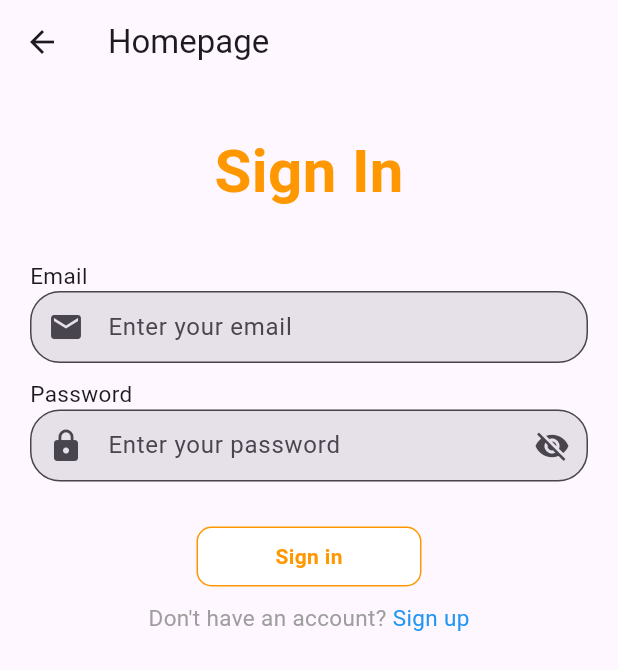
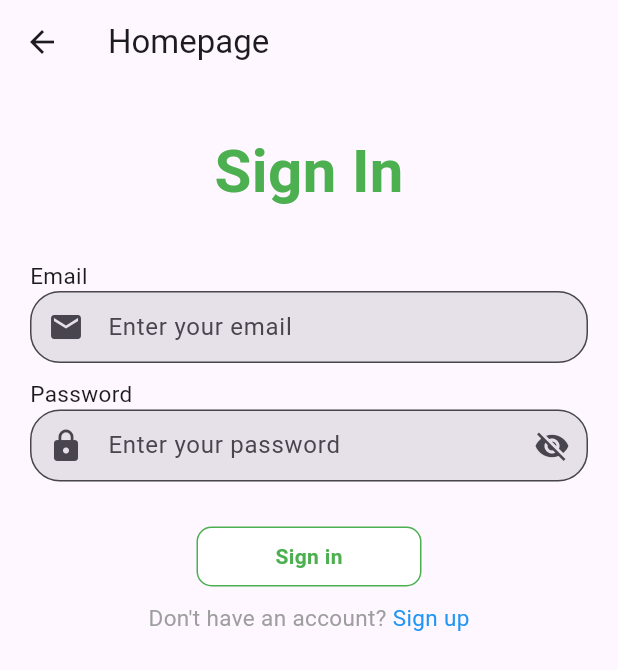
Before and after one commit to LesterLien/Google-AI-Hackathon-Project, a Flutter app: the screen it shows after launch, after a tap on "Login", on a phone screen of 412 x 824 dp. Shown: the top 670 px of the screen. Run offline on Flutter 3.47's test engine with Material 3 defaults, Android fonts, the phone set to English and light mode, and no system bars; our stand-ins replace cloud_firestore, firebase_auth, firebase_core, shared_preferences; accounts and stored records are empty.

Commit message:
homepage change

```diff
--- a/lib/login.dart
+++ b/lib/login.dart
@@ -48,7 +48,7 @@ class LoginState extends State<Login> {
                 style: TextStyle(
                     fontSize: 40,
                     fontWeight: FontWeight.bold,
-                    color: Colors.orange),
+                    color: Colors.green),
               ),
               SizedBox(height: 30),
               Row(
@@ -117,7 +117,7 @@ class LoginState extends State<Login> {
                   decoration: BoxDecoration(
                     color: Colors.white,
                     borderRadius: BorderRadius.circular(10),
-                    border: Border.all(color: Colors.orange),
+                    border: Border.all(color: Colors.green),
                   ),
                   child: Center(
                     child: isSigning
@@ -125,7 +125,7 @@ class LoginState extends State<Login> {
                         : Text(
                             "Sign in",
                             style: TextStyle(
-                              color: Colors.orange,
+                              color: Colors.green,
                               fontWeight: FontWeight.bold,
                             ),
                           ),
--- a/lib/main.dart
+++ b/lib/main.dart
@@ -39,76 +39,117 @@ class HomePage extends StatelessWidget {
   @override
   Widget build(BuildContext context) {
     return Scaffold(
-      appBar: AppBar(
-        automaticallyImplyLeading: false,
-        title: const Text(
+      body: Padding(
+        padding: const EdgeInsets.symmetric(horizontal: 20.0),
+        child: Column(
+          crossAxisAlignment: CrossAxisAlignment.start,
+          children: [
+            SizedBox(height: 20),
+            Container(
+              padding: const EdgeInsets.all(8),
+              decoration: BoxDecoration(
+                color: Color.fromARGB(255, 154, 164, 59),
+                borderRadius: BorderRadius.circular(10),
+              ),
+              child: Column(
+                crossAxisAlignment: CrossAxisAlignment.center,
+                children: [
+                  const Text(
                     'Conscious Cart',
                     style: TextStyle(
                       fontFamily: 'Pacifico',
                       fontSize: 45,
                       fontWeight: FontWeight.bold,
-            color: Colors.black,
+                      color: Color.fromARGB(207, 0, 0, 0),
                     ),
                   ),
-        centerTitle: true,
-      ),
-      body: Column(
-        mainAxisAlignment: MainAxisAlignment.start,
-        crossAxisAlignment: CrossAxisAlignment.center,
-        children: [
                   const SizedBox(height: 10),
                   const Text(
                     '"Every product holds a story. Let your purchases tell tales of compassion, sustainability, and ethical values."',
                     textAlign: TextAlign.center,
                     style: TextStyle(
                       fontStyle: FontStyle.italic,
-              fontSize: 12,
+                      fontSize: 15,
+                      color: Colors.black,
                     ),
                   ),
-          const SizedBox(height: 20),
+                ],
+              ),
+            ),
+            SizedBox(height: 10),
+            Row(
+              children: [
+                Expanded(
+                  child: Container(
+                    padding: const EdgeInsets.all(7),
+                    decoration: BoxDecoration(
+                      color: Color.fromARGB(255, 154, 164, 59),
+                      borderRadius: BorderRadius.circular(10),
+                    ),
+                    child: Column(
+                      crossAxisAlignment: CrossAxisAlignment.start,
+                      children: [
                         ElevatedButton(
                           onPressed: () => Navigator.push(
                             context,
                             MaterialPageRoute(builder: (context) => const Login()),
                           ),
-            child: const Text('Login'),
+                          child: const Text('Login', style: TextStyle(color: Colors.black),),
+                          style: ButtonStyle(
+                            backgroundColor: MaterialStateProperty.all<Color>(Color.fromARGB(255, 135, 178, 166)),
                           ),
-                    const SizedBox(height:10),
-
+                        ),
+                        const SizedBox(height: 10),
                         ElevatedButton(
                           onPressed: () => Navigator.push(
                             context,
                             MaterialPageRoute(builder: (context) => const FavoritesUser()),
                           ),
-            child: const Text('Favorite'),
+                          child: const Text('Favorite', style: TextStyle(color: Colors.black),),
+                          style: ButtonStyle(
+                            backgroundColor: MaterialStateProperty.all<Color>(Color.fromARGB(255, 135, 178, 166)),
                           ),
-          const SizedBox(height: 50),
-          const Image(
-            image: AssetImage('images/logo.png'),
-
-            fit: BoxFit.cover,
-            width: 200,
-            height: 200,
                         ),
-          const SizedBox(height: 20),
+                        const SizedBox(height: 10),
                         ElevatedButton(
                           onPressed: () => Navigator.push(
                             context,
                             MaterialPageRoute(builder: (context) => const InstructionPage()),
                           ),
-            child: const Text('Instruction'),
+                          child: const Text('Instruction', style: TextStyle(color: Colors.black),),
+                          style: ButtonStyle(
+                            backgroundColor: MaterialStateProperty.all<Color>(Color.fromARGB(255, 135, 178, 166)),
                           ),
-          const SizedBox(height: 20),
-          const SizedBox(height: 20),
-          ElevatedButton(
+                        ),
+                      ],
+                    ),
+                  ),
+                ),
+                SizedBox(width: 20),
+                Image(
+                  image: AssetImage('images/logo.png'),
+                  fit: BoxFit.cover,
+                  width: 200,
+                  height: 200,
+                ),
+              ],
+            ),
+            const SizedBox(height: 100),
+            Center( // Center the button horizontally
+              child: ElevatedButton(
                 onPressed: () => Navigator.push(
                   context,
                   MaterialPageRoute(builder: (context) => const SearchPage()),
                 ),
-            child: const Text('Start being Conscious about your Cart!'),
+                child: const Text('Be Cart-Conscious!', style: TextStyle(color: Colors.black, fontSize: 20,),),
+                style: ButtonStyle(
+                  backgroundColor: MaterialStateProperty.all<Color>(Color.fromARGB(255, 254, 249, 224)),
                 ),
-          const SizedBox(height: 20),
+              ),
+            ),
+            const SizedBox(height: 10),
           ],
+        ),
       ),
     );
   }
--- a/lib/signup.dart
+++ b/lib/signup.dart
@@ -69,11 +69,6 @@ class SignUpState extends State<SignUp> {
                 style: TextStyle(fontSize: 15, color: Colors.black),
               ),
               SizedBox(height: 5),
-              // FormContainerWidget(
-              //   controller: usernameController,
-              //   hintText: "Username",
-              //   isPasswordField: false,
-              // )
               TextFormField(
                 controller: usernameController, // Assign a TextEditingController
                 decoration: InputDecoration(
--- a/pubspec.yaml
+++ b/pubspec.yaml
@@ -68,6 +68,7 @@ flutter:
     - images/logo.png
     - images/favorite.png
     - images/unfavorite.png
+    - images/signbg.png
 
 
   # An image asset can refer to one or more resolution-specific "variants", see
```
Also changed, not shown: images/signbg.png (added). Lines whose indentation alone changed are shown as unchanged.
